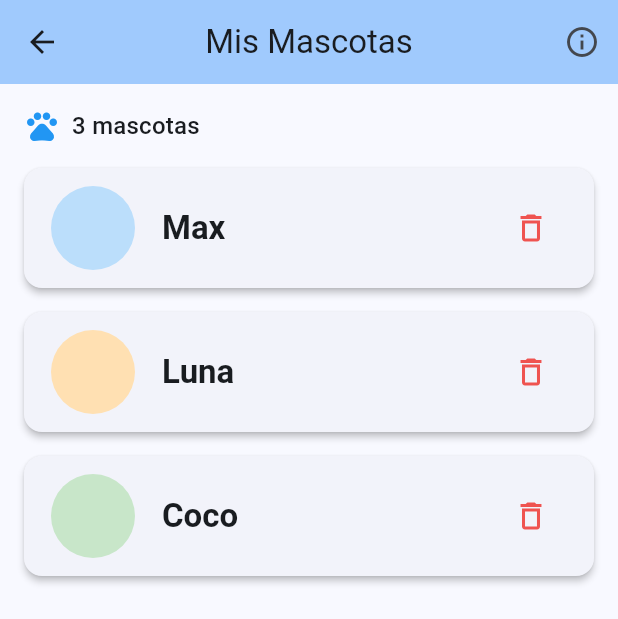
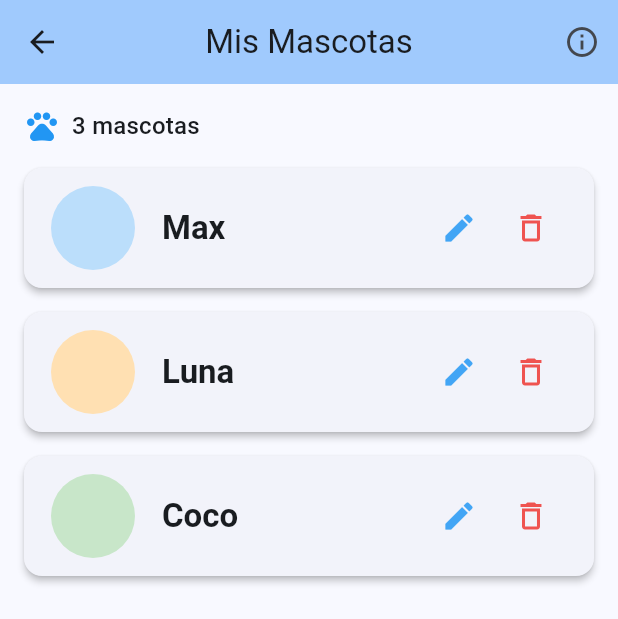
Before and after one commit to bassamasfur/MascotaApp, a Flutter app: the HomeView screen opened directly with empty values, on a phone screen of 412 x 824 dp. Shown: the top 619 px of the screen. Run offline on Flutter 3.47's test engine with Material 3 defaults, Android fonts, the phone set to English and light mode, and no system bars; our stand-ins replace cached_network_image, image_picker, shared_preferences; accounts and stored records are empty.

Commit message:
fix: corrige argumentos requeridos, importaciones y advertencias de widgets

```diff
--- a/lib/views/home_view.dart
+++ b/lib/views/home_view.dart
@@ -97,6 +97,11 @@ class HomeView extends StatelessWidget {
                     return PetCard(
                       pet: pet,
                       onDelete: () => _confirmDelete(context, pet.id, pet.name),
+                      onEdit: () {
+                        // Aquí puedes abrir el formulario de edición o navegar a la vista de edición
+                        // Por ejemplo:
+                        // Navigator.of(context).push(MaterialPageRoute(builder: (_) => RegisterPetView(...)));
+                      },
                     );
                   },
                 ),
--- a/lib/views/splash_screen.dart
+++ b/lib/views/splash_screen.dart
@@ -101,6 +101,7 @@ class _SplashScreenState extends State<SplashScreen>
 }
 
 class AnimatedBubbles extends StatefulWidget {
+  const AnimatedBubbles({Key? key}) : super(key: key);
   @override
   State<AnimatedBubbles> createState() => _AnimatedBubblesState();
 }
@@ -181,7 +182,8 @@ class _BubblePainter extends CustomPainter {
   @override
   void paint(Canvas canvas, Size size) {
     for (final bubble in bubbles) {
-      final paint = Paint()..color = bubble.color.withOpacity(0.18);
+      final paint = Paint()
+        ..color = bubble.color.withAlpha((0.18 * 255).toInt());
       final dy =
           size.height -
           ((progress + bubble.offset) % 1.0) * size.height * bubble.speed;
--- a/lib/widgets/pet_card.dart
+++ b/lib/widgets/pet_card.dart
@@ -2,11 +2,18 @@ import 'package:flutter/material.dart';
 import '../models/pet.dart';
 
 /// Widget que muestra la información de una mascota en forma de tarjeta
+
 class PetCard extends StatelessWidget {
   final Pet pet;
   final VoidCallback onDelete;
+  final VoidCallback onEdit;
 
-  const PetCard({super.key, required this.pet, required this.onDelete});
+  const PetCard({
+    super.key,
+    required this.pet,
+    required this.onDelete,
+    required this.onEdit,
+  });
 
   @override
   Widget build(BuildContext context) {
@@ -38,6 +45,13 @@ class PetCard extends StatelessWidget {
                   context,
                 ).textTheme.titleLarge?.copyWith(fontWeight: FontWeight.bold),
               ),
+            ),
+            // Botón de editar
+            IconButton(
+              icon: const Icon(Icons.edit),
+              color: Colors.blue[400],
+              onPressed: onEdit,
+              tooltip: 'Editar',
             ),
             // Botón de eliminar
             IconButton(
```
Also changed, not shown: lib/views/pet_list_view.dart (+18 -1 lines).
